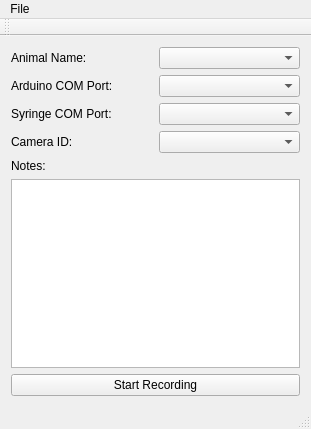
Above: ShrewView/mainwindow.ui from fitzlab/ShrewDriver before the change. Below: the same form after it.
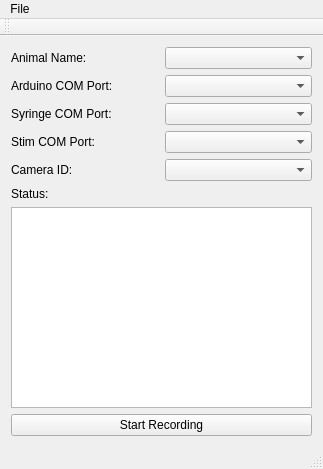
That is the form after the change.

Commit message: Gave stim its own serial port. Also, UI now remembers which ports to use for each animal.

Diff of the .ui file:
```diff
--- a/ShrewView/mainwindow.ui
+++ b/ShrewView/mainwindow.ui
@@ -6,8 +6,8 @@
    <rect>
     <x>0</x>
     <y>0</y>
-    <width>311</width>
-    <height>429</height>
+    <width>323</width>
+    <height>469</height>
    </rect>
   </property>
   <property name="windowTitle">
@@ -15,52 +15,8 @@
   </property>
   <widget class="QWidget" name="centralWidget">
    <layout class="QGridLayout" name="gridLayout">
-    <item row="6" column="1">
-     <widget class="QComboBox" name="cbCameraID"/>
-    </item>
-    <item row="6" column="0">
-     <widget class="QLabel" name="label_2">
-      <property name="text">
-       <string>Camera ID:</string>
-      </property>
-     </widget>
-    </item>
-    <item row="4" column="1">
-     <widget class="QComboBox" name="cbSerialPort"/>
-    </item>
-    <item row="7" column="0">
-     <widget class="QLabel" name="label_4">
-      <property name="text">
-       <string>Notes:</string>
-      </property>
-     </widget>
-    </item>
-    <item row="4" column="0">
-     <widget class="QLabel" name="label_3">
-      <property name="text">
-       <string>Arduino COM Port:</string>
-      </property>
-     </widget>
-    </item>
-    <item row="2" column="0">
-     <widget class="QLabel" name="label">
-      <property name="text">
-       <string>Animal Name: </string>
-      </property>
-     </widget>
-    </item>
-    <item row="2" column="1">
-     <widget class="QComboBox" name="cbAnimalName"/>
-    </item>
-    <item row="10" column="0" colspan="2">
-     <widget class="QPushButton" name="btnStartRecording">
-      <property name="text">
-       <string>Start Recording</string>
-      </property>
-     </widget>
-    </item>
-    <item row="9" column="0" colspan="2">
-     <widget class="QTextEdit" name="textEdit"/>
+    <item row="5" column="1">
+     <widget class="QComboBox" name="cbSyringePort"/>
     </item>
     <item row="5" column="0">
      <widget class="QLabel" name="label_5">
@@ -69,8 +25,62 @@
       </property>
      </widget>
     </item>
-    <item row="5" column="1">
-     <widget class="QComboBox" name="cbSyringePort"/>
+    <item row="10" column="0" colspan="2">
+     <widget class="QTextEdit" name="textEdit"/>
+    </item>
+    <item row="11" column="0" colspan="2">
+     <widget class="QPushButton" name="btnStartRecording">
+      <property name="text">
+       <string>Start Recording</string>
+      </property>
+     </widget>
+    </item>
+    <item row="2" column="1">
+     <widget class="QComboBox" name="cbAnimalName"/>
+    </item>
+    <item row="2" column="0">
+     <widget class="QLabel" name="label">
+      <property name="text">
+       <string>Animal Name: </string>
+      </property>
+     </widget>
+    </item>
+    <item row="4" column="0">
+     <widget class="QLabel" name="label_3">
+      <property name="text">
+       <string>Arduino COM Port:</string>
+      </property>
+     </widget>
+    </item>
+    <item row="8" column="0">
+     <widget class="QLabel" name="label_4">
+      <property name="text">
+       <string>Status:</string>
+      </property>
+     </widget>
+    </item>
+    <item row="4" column="1">
+     <widget class="QComboBox" name="cbArduinoPort"/>
+    </item>
+    <item row="7" column="0">
+     <widget class="QLabel" name="label_2">
+      <property name="text">
+       <string>Camera ID:</string>
+      </property>
+     </widget>
+    </item>
+    <item row="7" column="1">
+     <widget class="QComboBox" name="cbCameraID"/>
+    </item>
+    <item row="6" column="1">
+     <widget class="QComboBox" name="cbStimPort"/>
+    </item>
+    <item row="6" column="0">
+     <widget class="QLabel" name="label_6">
+      <property name="text">
+       <string>Stim COM Port:</string>
+      </property>
+     </widget>
     </item>
    </layout>
   </widget>
@@ -79,7 +89,7 @@
     <rect>
      <x>0</x>
      <y>0</y>
-     <width>311</width>
+     <width>323</width>
      <height>21</height>
     </rect>
    </property>
```
The commit also changes 120 other files.
